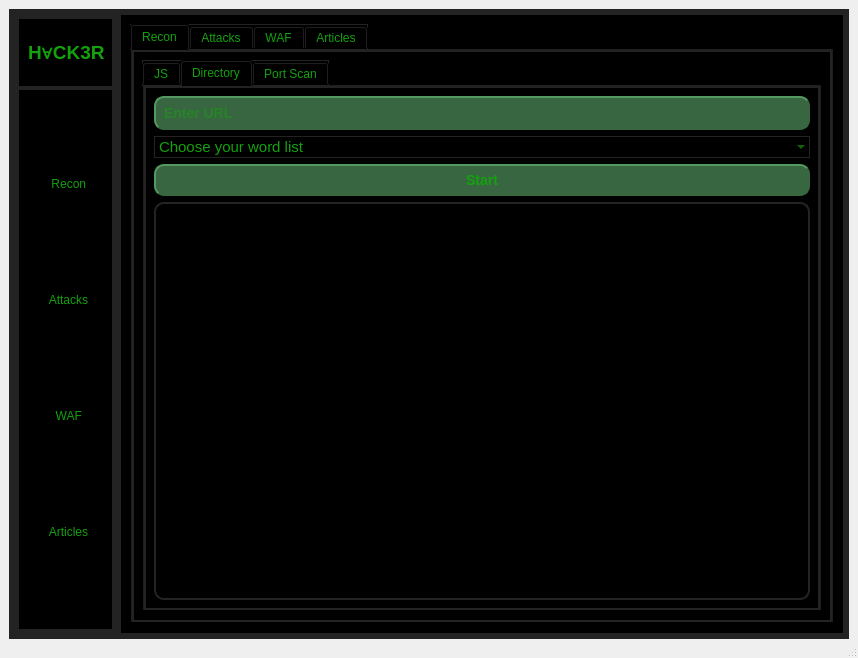
Above: GUI/app.ui from Graduti0n-Pr0ject/pen-testing-Program before the change. Below: the same form after it.
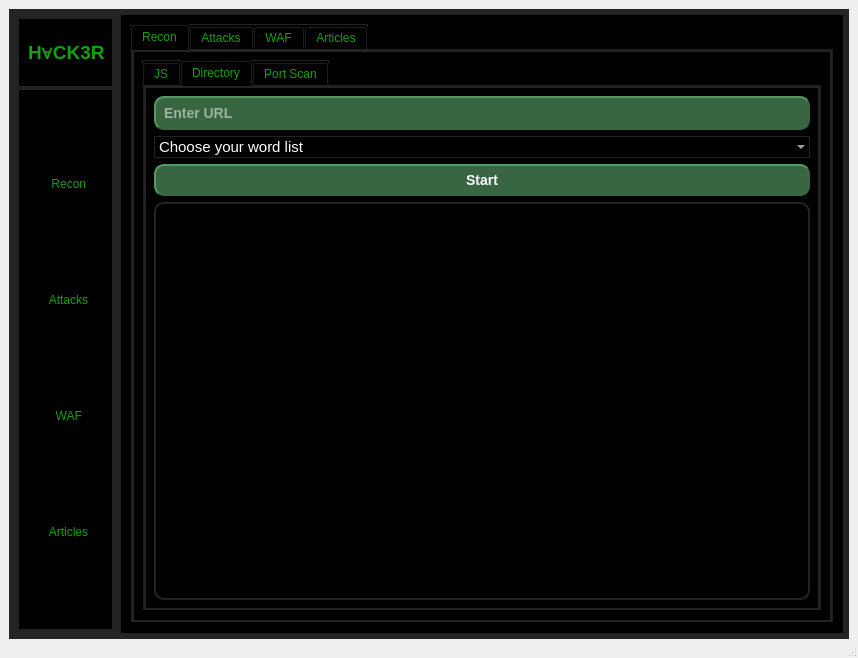
That is the form after the change. Icons and pictures are not drawn.

What changed in the file:
```diff
--- a/GUI/app.ui
+++ b/GUI/app.ui
@@ -466,7 +466,8 @@
 border-color: rgb(56, 102, 65);
 font: bold 14px;
 min-width: 10em;
-padding: 6px;</string>
+padding: 6px;
+color: white;</string>
                     </property>
                     <property name="placeholderText">
                      <string>Enter URL</string>
@@ -476,7 +477,8 @@
                   <item>
                    <widget class="QComboBox" name="comboBox">
                     <property name="styleSheet">
-                     <string notr="true">font: 11pt;</string>
+                     <string notr="true">font: 11pt;
+color:white</string>
                     </property>
                     <item>
                      <property name="text">
@@ -530,7 +532,8 @@
 border-color: rgb(56, 102, 65);
 font: bold 14px;
 min-width: 10em;
-padding: 6px;</string>
+padding: 6px;
+color:white;</string>
                     </property>
                     <property name="text">
                      <string>Start</string>
```
